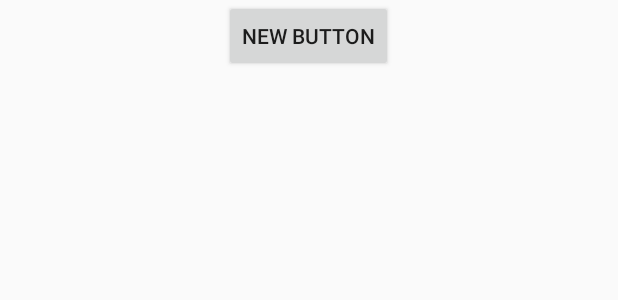
After one commit to wamisnet/iBeacon_access-controlled_project, an Android app: the layout fragment1.xml on its own in the app's theme, with its tools: preview values and no code run, on a phone screen of 412 x 824 dp. The commit adds this screen. Shown: the top 300 px of the screen. Run offline under Robolectric (Android 15) with nearby library versions, the light colour scheme and no system bars.

```diff
--- a/android/in/app/src/main/java/ibeacon/net/in/MainActivity.java
+++ b/android/in/app/src/main/java/ibeacon/net/in/MainActivity.java
@@ -12,15 +12,24 @@ import android.support.v4.app.FragmentActivity;
 import android.support.v7.app.AppCompatActivity;
 import android.os.Bundle;
 import android.util.Log;
+import android.view.LayoutInflater;
+import android.view.View;
+import android.view.ViewGroup;
 
 import java.nio.ByteBuffer;
 import java.nio.ByteOrder;
 import java.util.UUID;
 
+
 public class MainActivity extends Fragment {
     BluetoothLeAdvertiser mBluetoothLeAdvertiser;
     IBeaconAdvertiseCallback mAdvertiseCallback;
     private final String TAG = "mainActivity";
+    @Override
+    public View onCreateView(LayoutInflater inflater, ViewGroup container,
+                             Bundle savedInstanceState) {
+        return inflater.inflate(R.layout.fragment1, container, false);
+    }
     @Override
     public void onCreate(Bundle savedInstanceState) {
         super.onCreate(savedInstanceState);
@@ -46,7 +55,7 @@ public class MainActivity extends Fragment {
         final boolean isAdvertiseSupported = mBluetoothLeAdvertiser != null;
         // Advertiseサポートチェック
         if(!isAdvertiseSupported){
-            // Advertise非サポート時の処理をしてください
+            Log.d(TAG, "errorMessage Bluetooth Low Enerey Advertise非サポート時の処理をしてください");
             return;
         }
         // 以下はAdvertiseSettings
--- /dev/null
+++ b/android/in/app/src/main/res/layout/fragment1.xml
@@ -0,0 +1,12 @@
+<?xml version="1.0" encoding="utf-8"?>
+<LinearLayout xmlns:android="http://schemas.android.com/apk/res/android"
+    android:orientation="vertical" android:layout_width="match_parent"
+    android:layout_height="match_parent">
+
+    <Button
+        android:layout_width="wrap_content"
+        android:layout_height="wrap_content"
+        android:text="New Button"
+        android:id="@+id/button"
+        android:layout_gravity="center_horizontal" />
+</LinearLayout>
```
